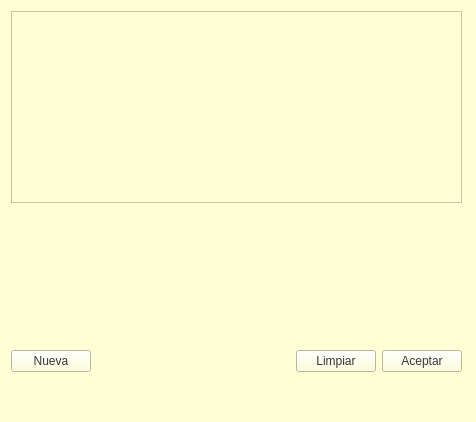
Before: the Qt Designer form mainWindow_projects/20240103Calculadora_demo/calculadora.ui in Anaconda374/QT_projects, drawn with Qt 5.
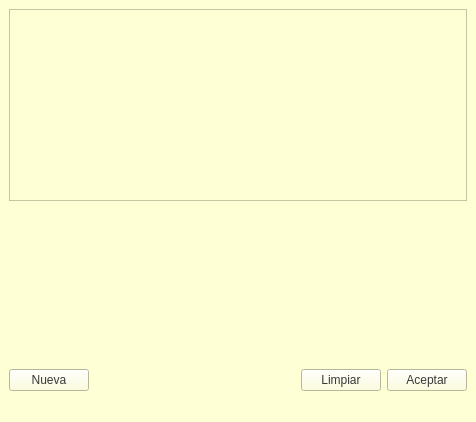
After: the same form once the commit is applied.

The edit to the form file:
```diff
--- a/mainWindow_projects/20240103Calculadora_demo/calculadora.ui
+++ b/mainWindow_projects/20240103Calculadora_demo/calculadora.ui
@@ -18,15 +18,6 @@
 color: rgb(56, 56, 56);</string>
   </property>
   <widget class="QWidget" name="centralwidget">
-   <widget class="QWidget" name="">
-    <property name="geometry">
-     <rect>
-      <x>11</x>
-      <y>11</y>
-      <width>451</width>
-      <height>361</height>
-     </rect>
-    </property>
     <layout class="QVBoxLayout" name="verticalLayout">
      <item>
       <widget class="QListWidget" name="listWidget"/>
@@ -90,7 +81,6 @@
       </layout>
      </item>
     </layout>
-   </widget>
   </widget>
   <widget class="QMenuBar" name="menubar">
    <property name="geometry">
```
Lines whose indentation alone changed are shown as unchanged.
